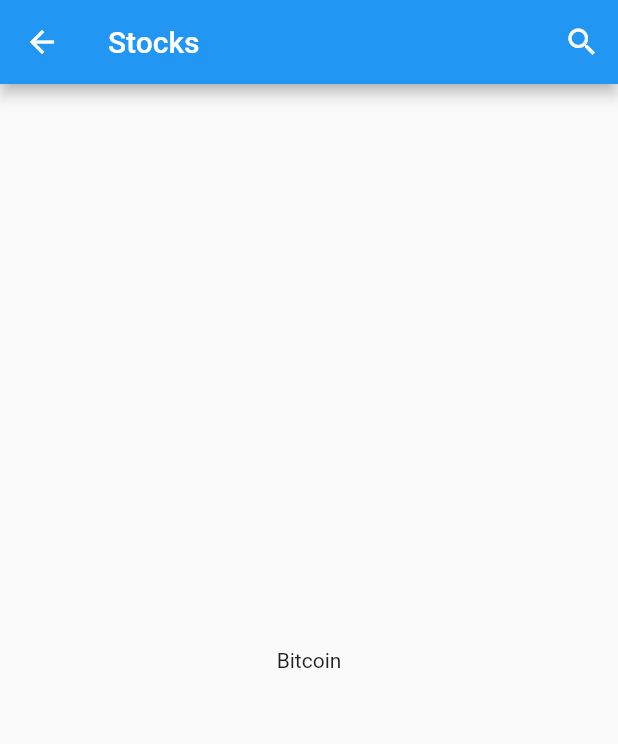
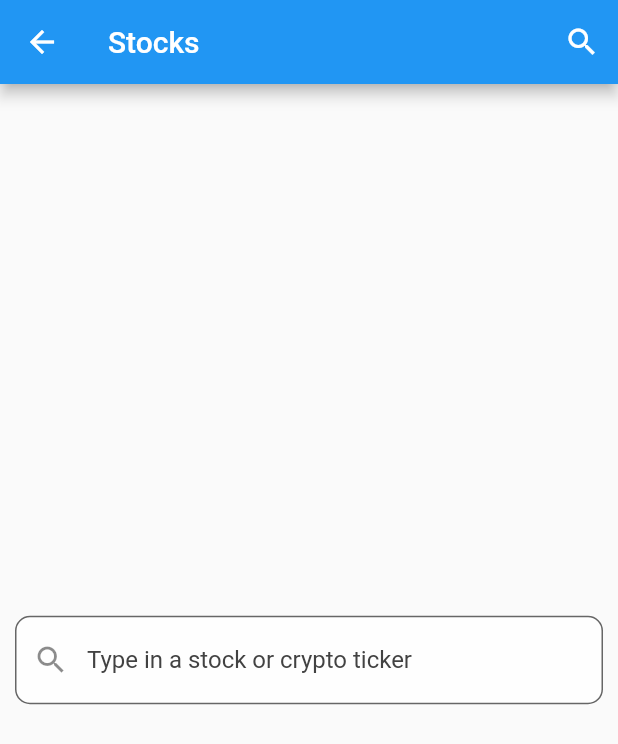
Before and after one commit to Arham4/buy-the-dip, a Flutter app: the Stocks screen opened by its route, on a phone screen of 412 x 824 dp. Shown: the top 744 px of the screen. Run offline on Flutter 3.47's test engine with Material 2 defaults, Android fonts, the phone set to English and light mode, and no system bars; our stand-ins replace syncfusion_flutter_gauges.

Commit message:
Add Stocks page

```diff
--- a/app/lib/main.dart
+++ b/app/lib/main.dart
@@ -29,7 +29,7 @@ class MyApp extends StatelessWidget {
         '/home': (context) => const Home(),
         '/recommendations': (context) => const Recommendations(),
         '/highestperformers': (context) => const HighestPerformers(),
-        '/stocks': (context) => const Stocks(),
+        '/stocks': (context) => Stocks(),
         '/dashboard': (context) => const Dashboard(),
         '/watchlist': (context) => const Watchlist(),
         '/following': (context) => const StocksFollowing(),
--- a/app/lib/pages/stocks.dart
+++ b/app/lib/pages/stocks.dart
@@ -1,7 +1,39 @@
+import 'dart:convert';
+
+import 'package:http/http.dart';
 import 'package:flutter/material.dart';
 
-class Stocks extends StatelessWidget {
+import 'stock.dart';
+
+class Stocks extends StatefulWidget {
   const Stocks({Key? key}) : super(key: key);
+
+  @override
+  State<StatefulWidget> createState() {
+    return StocksState();
+  }
+}
+
+class StocksState extends State<Stocks> {
+  final TextEditingController _searchTickerController = TextEditingController();
+  bool _loadingStock = false;
+
+  void openStock(String ticker) {
+    get(Uri.parse('http://10.21.1.196:5000/stock/${ticker}'), headers: {})
+        .then((response) {
+      setState(() {
+        _loadingStock = false;
+        Navigator.pushNamed(
+          context,
+          Stock.routeName,
+          arguments: StockArguments(
+            _searchTickerController.text.toUpperCase(),
+            json.decode(response.body),
+          ),
+        );
+      });
+    });
+  }
 
   @override
   Widget build(BuildContext context) {
@@ -12,7 +44,41 @@ class Stocks extends StatelessWidget {
           icon: const Icon(Icons.search),
         )
       ]),
-      body: const Center(child: Text('Bitcoin')),
+      body: Center(
+        child: _loadingStock
+            ? Container(
+                width: MediaQuery.of(context).size.width,
+                height: MediaQuery.of(context).size.height,
+                color: Colors.black54,
+                child: Center(
+                  child: CircularProgressIndicator(
+                    valueColor: AlwaysStoppedAnimation<Color>(
+                      Theme.of(context).primaryColor,
+                    ),
+                  ),
+                ),
+              )
+            : Padding(
+                padding: const EdgeInsets.all(10),
+                child: TextField(
+                  controller: _searchTickerController,
+                  decoration: InputDecoration(
+                    prefixIcon: const Icon(Icons.search),
+                    border: OutlineInputBorder(
+                      borderRadius: BorderRadius.circular(10.0),
+                    ),
+                    filled: true,
+                    hintStyle: TextStyle(color: Colors.grey[800]),
+                    hintText: "Type in a stock or crypto ticker",
+                    fillColor: Colors.white70,
+                  ),
+                  onSubmitted: (value) {
+                    _loadingStock = true;
+                    openStock(_searchTickerController.text.toUpperCase());
+                  },
+                ),
+              ),
+      ),
     );
   }
 }
--- a/app/pubspec.yaml
+++ b/app/pubspec.yaml
@@ -46,6 +46,7 @@ dev_dependencies:
   # rules and activating additional ones.
   flutter_lints: ^1.0.0
   http: ^0.13.4
+  syncfusion_flutter_gauges: ^19.3.53
 
 # For information on the generic Dart part of this file, see the
 # following page: https://dart.dev/tools/pub/pubspec
```
Also changed, not shown: app/lib/pages/stock.dart (+22 -1 lines), app/pubspec.lock, 1 other file.
